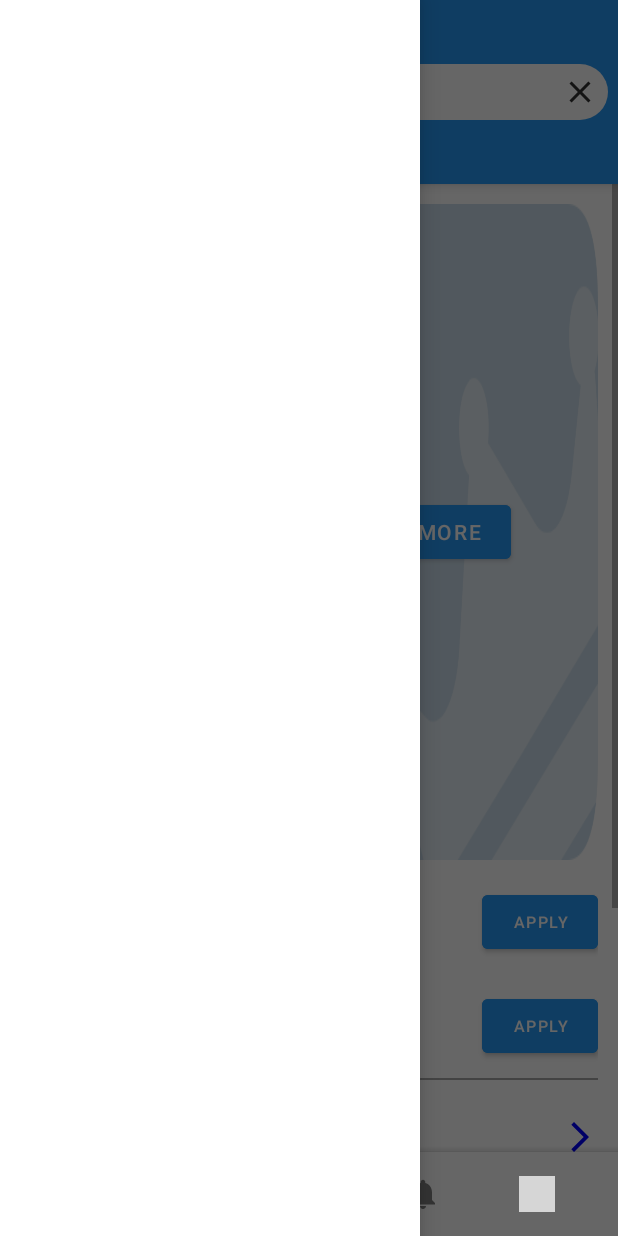
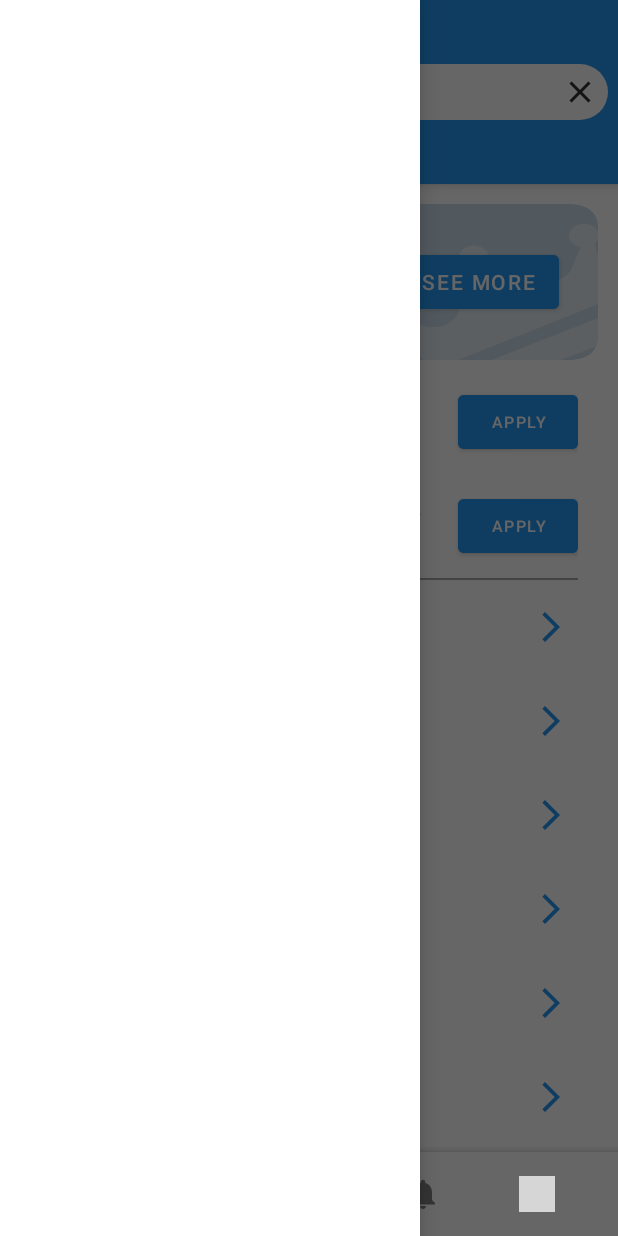
Before and after one commit to thaonguyenhuu251/Notes, an Android app: the fragment SettingFragment placed in its activity, with the side drawer open, on a phone screen of 412 x 824 dp. Run offline under Robolectric (Android 15) with nearby library versions, the phone set to English and light mode, and no system bars; our stand-ins replace sdp/ssp sizes; grey boxes are pictures that could not be loaded.

Commit message:
Update setting

```diff
--- a/app/src/main/res/layout/fragment_setting.xml
+++ b/app/src/main/res/layout/fragment_setting.xml
@@ -7,47 +7,37 @@
 
     <ScrollView
         android:layout_width="match_parent"
-        android:layout_height="match_parent">
+        android:layout_height="match_parent"
+        app:layout_constraintBottom_toBottomOf="parent"
+        app:layout_constraintEnd_toEndOf="parent"
+        app:layout_constraintStart_toStartOf="parent"
+        app:layout_constraintTop_toTopOf="parent">
 
         <LinearLayout
             android:layout_width="match_parent"
-            android:layout_height="match_parent"
+            android:layout_height="wrap_content"
             android:layout_margin="@dimen/_10sdp"
             android:orientation="vertical"
-            android:weightSum="5"
             tools:ignore="ScrollViewSize,UselessLeaf">
             <!--Vip version weight:1-->
-            <LinearLayout
+            <RelativeLayout
                 android:id="@+id/lnVipVersion"
                 android:layout_width="match_parent"
-                android:layout_height="0dp"
+                android:layout_height="@dimen/_80sdp"
                 android:layout_marginBottom="@dimen/_5sdp"
-                android:layout_weight="1.25"
                 android:background="@drawable/bg_vip_version"
                 android:orientation="horizontal"
-                android:weightSum="10"
                 tools:ignore="DisableBaselineAlignment,UselessParent">
-
-                <View
-                    android:layout_width="0dp"
-                    android:layout_height="match_parent"
-                    android:layout_weight="0.5"
-                    tools:ignore="NestedWeights" />
-
-                <LinearLayout
-                    android:layout_width="0dp"
-                    android:layout_height="match_parent"
-                    android:layout_weight="5"
-                    android:gravity="center"
-                    android:orientation="vertical"
-                    android:padding="@dimen/_10sdp"
-                    tools:ignore="NestedWeights">
 
                     <TextView
                         android:id="@+id/txtMoreEffectively"
-                        android:layout_width="match_parent"
+                        android:layout_width="wrap_content"
                         android:layout_height="wrap_content"
                         android:fontFamily="casual"
+                        android:layout_alignParentTop="true"
+                        android:layout_alignParentStart="true"
+                        android:layout_marginTop="@dimen/_20sdp"
+                        android:layout_marginStart="@dimen/_20sdp"
                         android:text="@string/more_effectively"
                         android:textColor="@color/blue"
                         android:textSize="@dimen/_10ssp"
@@ -55,36 +45,34 @@
 
                 <TextView
                     android:id="@+id/txtVipVersion"
-                        android:layout_width="match_parent"
+                    android:layout_width="wrap_content"
                     android:layout_height="wrap_content"
+                    android:layout_below="@+id/txtMoreEffectively"
+                    android:layout_alignStart="@+id/txtMoreEffectively"
                     android:fontFamily="sans-serif-medium"
                     android:text="@string/vip_version"
                     android:textColor="@color/blue"
                     android:textSize="@dimen/_17ssp"
                     android:textStyle="bold" />
-                </LinearLayout>
 
                 <Button
                     android:id="@+id/btnSeeMore"
-                    android:layout_width="0dp"
+                    android:layout_width="wrap_content"
                     android:layout_height="wrap_content"
+                    android:layout_alignParentEnd="true"
                     android:layout_gravity="center"
-                    android:layout_weight="3"
+                    android:layout_marginEnd="@dimen/_20sdp"
+                    android:layout_centerVertical="true"
                     android:backgroundTint="@color/background_general"
                     android:text="@string/see_more" />
 
-                <View
-                    android:layout_width="0dp"
-                    android:layout_height="match_parent"
-                    android:layout_weight="1" />
-            </LinearLayout>
+            </RelativeLayout>
             <!--Tạo ghi chú check list nhanh trên mà hình weight:1-->
             <LinearLayout
                 android:layout_width="match_parent"
                 android:layout_height="wrap_content"
                 android:gravity="left|center_vertical"
-                android:weightSum="10"
-                tools:ignore="UselessParent">
+                android:layout_marginHorizontal="@dimen/_10sdp">
 
                 <TextView
                     android:id="@+id/txtCreateQuickNote"
@@ -95,12 +83,7 @@
                     android:text="@string/create_quick_notes_on_home_screen"
                     android:textSize="@dimen/_12ssp"
                     app:drawableStartCompat="@drawable/ic_add_note"
-                    app:drawableTint="@color/blue" />
-
-                <View
-                    android:layout_width="0dp"
-                    android:layout_height="wrap_content"
-                    android:layout_weight="1" />
+                    app:drawableTint="@color/background_general" />
 
                 <Button
                     android:id="@+id/btnQuickNoteApply"
@@ -118,7 +101,7 @@
                 android:layout_width="match_parent"
                 android:layout_height="wrap_content"
                 android:gravity="left|center_vertical"
-                android:weightSum="10"
+                android:layout_marginHorizontal="@dimen/_10sdp"
                 tools:ignore="UselessParent">
 
                 <TextView
@@ -130,12 +113,7 @@
                     android:text="@string/create_quick_checklist_on_home_screen"
                     android:textSize="@dimen/_12ssp"
                     app:drawableStartCompat="@drawable/ic_add_checklist"
-                    app:drawableTint="@color/blue" />
-
-                <View
-                    android:layout_width="0dp"
-                    android:layout_height="wrap_content"
-                    android:layout_weight="1" />
+                    app:drawableTint="@color/background_general" />
 
                 <Button
                     android:id="@+id/btnQuickChecklistApply"
@@ -152,85 +130,80 @@
             <View
                 android:layout_width="match_parent"
                 android:layout_height="@dimen/_1sdp"
+                android:layout_marginHorizontal="@dimen/_10sdp"
                 android:background="@color/dark_gray" />
             <!--Các chức năng-->
             <TextView
                 android:id="@+id/txtTrash"
                 android:layout_width="match_parent"
                 android:layout_height="wrap_content"
-                android:layout_marginTop="@dimen/_20sdp"
-                android:layout_marginBottom="@dimen/_10sdp"
-                android:drawableEnd="@drawable/ic_arrow_forward"
+                android:padding="@dimen/_15sdp"
                 android:drawablePadding="@dimen/_10sdp"
                 android:text="@string/trash"
                 android:textSize="@dimen/_12ssp"
                 app:drawableStartCompat="@drawable/ic_trash"
-                app:drawableTint="@color/blue" />
+                app:drawableTint="@color/background_general"
+                app:drawableEndCompat="@drawable/ic_arrow_forward" />
 
             <TextView
                 android:id="@+id/txtDisplay"
                 android:layout_width="match_parent"
                 android:layout_height="wrap_content"
-                android:layout_marginTop="@dimen/_10sdp"
-                android:layout_marginBottom="@dimen/_10sdp"
+                android:padding="@dimen/_15sdp"
                 android:drawableEnd="@drawable/ic_arrow_forward"
                 android:drawablePadding="@dimen/_10sdp"
                 android:text="@string/display"
                 android:textSize="@dimen/_12ssp"
                 app:drawableStartCompat="@drawable/ic_display_settings"
-                app:drawableTint="@color/blue" />
+                app:drawableTint="@color/background_general" />
 
             <TextView
                 android:id="@+id/txtShareApp"
                 android:layout_width="match_parent"
                 android:layout_height="wrap_content"
-                android:layout_marginTop="@dimen/_10sdp"
-                android:layout_marginBottom="@dimen/_10sdp"
-                android:drawableEnd="@drawable/ic_arrow_forward"
+                android:padding="@dimen/_15sdp"
                 android:drawablePadding="@dimen/_10sdp"
                 android:text="@string/shareApp"
                 android:textSize="@dimen/_12ssp"
                 app:drawableStartCompat="@drawable/ic_share"
-                app:drawableTint="@color/blue" />
+                app:drawableTint="@color/background_general"
+                app:drawableEndCompat="@drawable/ic_arrow_forward" />
 
             <TextView
                 android:id="@+id/txtViewMode"
                 android:layout_width="match_parent"
                 android:layout_height="wrap_content"
-                android:layout_marginTop="@dimen/_10sdp"
-                android:layout_marginBottom="@dimen/_10sdp"
-                android:drawableEnd="@drawable/ic_arrow_forward"
+                android:padding="@dimen/_15sdp"
                 android:drawablePadding="@dimen/_10sdp"
                 android:text="@string/view_mode"
                 android:textSize="@dimen/_12ssp"
                 app:drawableStartCompat="@drawable/ic_view_mode"
-                app:drawableTint="@color/blue" />
+                app:drawableTint="@color/background_general"
+                app:drawableEndCompat="@drawable/ic_arrow_forward" />
 
             <TextView
                 android:id="@+id/txtLanguage"
                 android:layout_width="match_parent"
                 android:layout_height="wrap_content"
-                android:layout_marginTop="@dimen/_10sdp"
-                android:layout_marginBottom="@dimen/_10sdp"
+                android:padding="@dimen/_15sdp"
                 android:drawableEnd="@drawable/ic_arrow_forward"
                 android:drawablePadding="@dimen/_10sdp"
                 android:text="@string/language"
                 android:textSize="@dimen/_12ssp"
                 app:drawableStartCompat="@drawable/ic_language"
-                app:drawableTint="@color/blue" />
+                app:drawableTint="@color/background_general" />
 
             <TextView
                 android:id="@+id/txtPrivacyPolicy"
                 android:layout_width="match_parent"
                 android:layout_height="wrap_content"
-                android:layout_marginTop="@dimen/_10sdp"
-                android:layout_marginBottom="@dimen/_10sdp"
+                android:padding="@dimen/_15sdp"
                 android:drawableEnd="@drawable/ic_arrow_forward"
                 android:drawablePadding="@dimen/_10sdp"
                 android:text="@string/privacy_policy"
                 android:textSize="@dimen/_12ssp"
                 app:drawableStartCompat="@drawable/ic_privacy"
-                app:drawableTint="@color/blue" />
+                app:drawableTint="@color/background_general" />
         </LinearLayout>
     </ScrollView>
 
```
Lines whose indentation alone changed are shown as unchanged.
